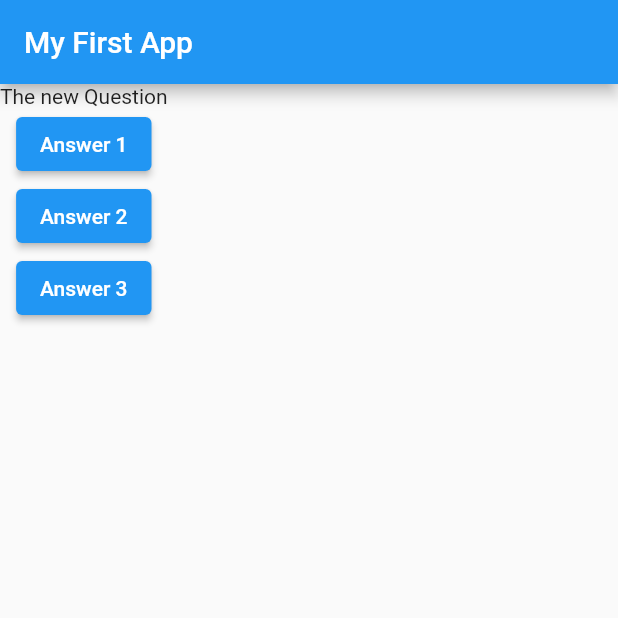
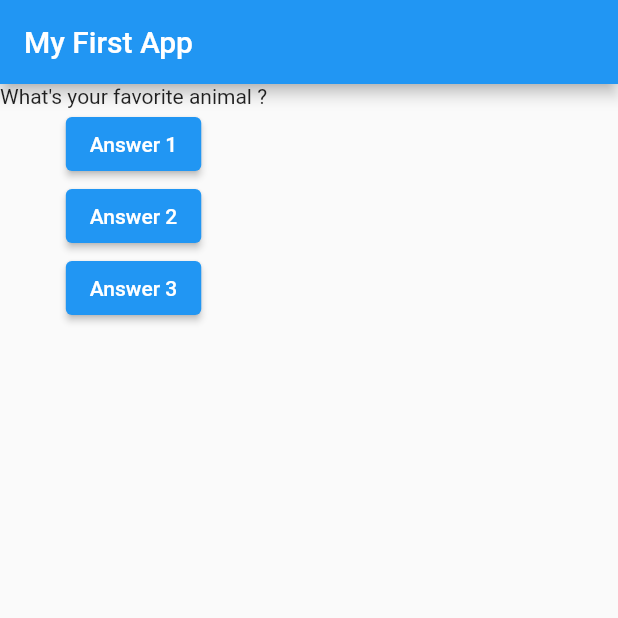
Before and after one commit to chebihiF/tp0_flutter_suptech, a Flutter app: the screen it shows after launch, after a tap on "Answer 1", on a phone screen of 412 x 824 dp, the top half of it. Run offline on Flutter 3.47's test engine with Material 2 defaults, Android fonts, the light colour scheme and no system bars.

Commit message:
update projet busness logique

```diff
--- a/lib/main.dart
+++ b/lib/main.dart
@@ -14,12 +14,11 @@
 }
 
 class _MyAppState extends State {
-  var _value = "Question";
+  var _questionIndex = 0;
   void _answerQuestion() {
     setState(() {
-      _value = "The new Question";
+      _questionIndex++;
     });
-    print('Answer Chosen Question');
   }
 
   @override
@@ -34,7 +33,7 @@
           title: Text("My First App"),
         ),
         body: Column(children: [
-          Question(_value),
+          Question(questions[_questionIndex]),
           ElevatedButton(onPressed: _answerQuestion, child: Text('Answer 1')),
           ElevatedButton(
               onPressed: () => print('Answer Question 2'),
```
